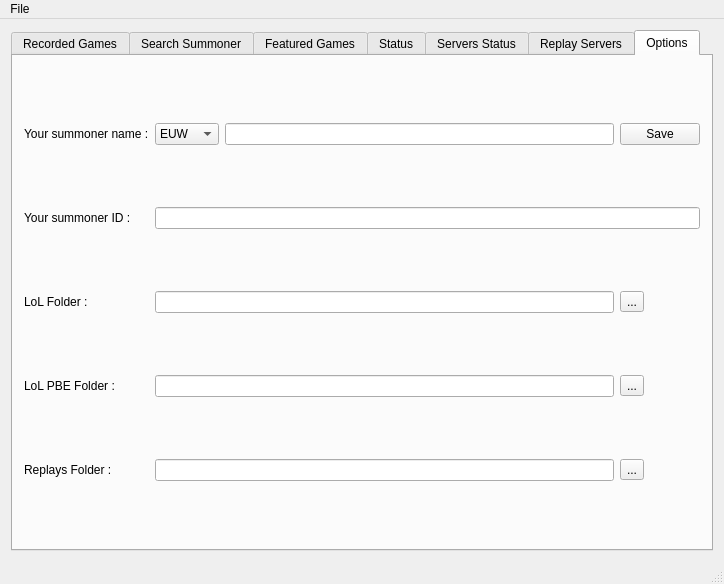
Aztorius/legendsreplay, file src/mainwindow.ui: the form before one commit.
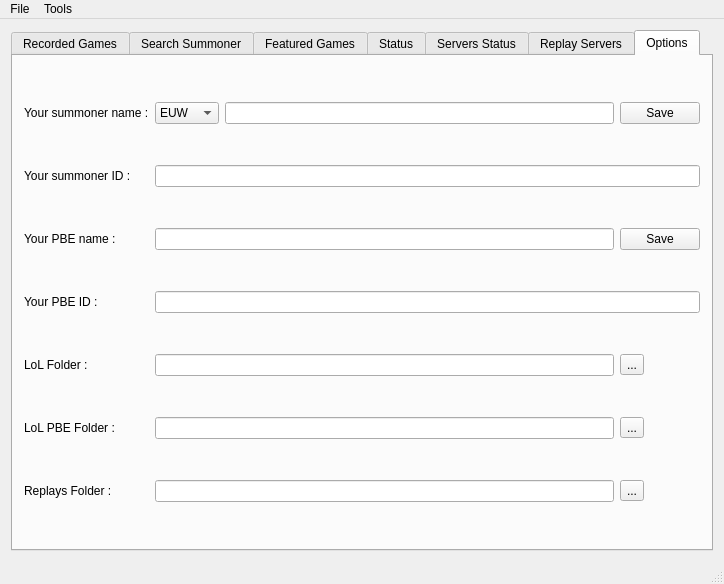
The form after the commit. The open tabs and pages were chosen to show the change. Icons and pictures are not drawn.

```diff
--- a/src/mainwindow.ui
+++ b/src/mainwindow.ui
@@ -909,29 +909,35 @@
           </property>
          </widget>
         </item>
-        <item row="5" column="3">
+        <item row="7" column="3">
          <widget class="QToolButton" name="toolButton_2">
+          <property name="sizePolicy">
+           <sizepolicy hsizetype="Fixed" vsizetype="Fixed">
+            <horstretch>0</horstretch>
+            <verstretch>0</verstretch>
+           </sizepolicy>
+          </property>
           <property name="text">
            <string>...</string>
           </property>
          </widget>
         </item>
-        <item row="5" column="0">
+        <item row="7" column="0">
          <widget class="QLabel" name="label_2">
           <property name="text">
            <string>Replays Folder :</string>
           </property>
          </widget>
         </item>
-        <item row="2" column="0">
+        <item row="4" column="0">
          <widget class="QLabel" name="label">
           <property name="text">
            <string>LoL Folder :</string>
           </property>
          </widget>
         </item>
-        <item row="2" column="1" colspan="2">
-         <widget class="QLineEdit" name="lineEdit_4">
+        <item row="4" column="1" colspan="2">
+         <widget class="QLineEdit" name="lineEdit_lolfolder">
           <property name="text">
            <string/>
           </property>
@@ -940,14 +946,20 @@
           </property>
          </widget>
         </item>
-        <item row="2" column="3">
+        <item row="4" column="3">
          <widget class="QToolButton" name="toolButton">
+          <property name="sizePolicy">
+           <sizepolicy hsizetype="Fixed" vsizetype="Fixed">
+            <horstretch>0</horstretch>
+            <verstretch>0</verstretch>
+           </sizepolicy>
+          </property>
           <property name="text">
            <string>...</string>
           </property>
          </widget>
         </item>
-        <item row="5" column="1" colspan="2">
+        <item row="7" column="1" colspan="2">
          <widget class="QLineEdit" name="lineEdit_replaysFolder">
           <property name="readOnly">
            <bool>true</bool>
@@ -1018,27 +1030,64 @@
           </item>
          </widget>
         </item>
-        <item row="3" column="1" colspan="2">
+        <item row="5" column="1" colspan="2">
          <widget class="QLineEdit" name="lineEdit_pbefolder">
           <property name="readOnly">
            <bool>true</bool>
           </property>
          </widget>
         </item>
-        <item row="3" column="0">
+        <item row="5" column="0">
          <widget class="QLabel" name="label_3">
           <property name="text">
            <string>LoL PBE Folder :</string>
           </property>
          </widget>
         </item>
-        <item row="3" column="3">
+        <item row="5" column="3">
          <widget class="QToolButton" name="toolButton_pbefolder">
+          <property name="sizePolicy">
+           <sizepolicy hsizetype="Fixed" vsizetype="Fixed">
+            <horstretch>0</horstretch>
+            <verstretch>0</verstretch>
+           </sizepolicy>
+          </property>
           <property name="text">
            <string>...</string>
           </property>
          </widget>
         </item>
+        <item row="2" column="0">
+         <widget class="QLabel" name="label_5">
+          <property name="text">
+           <string>Your PBE name :</string>
+          </property>
+         </widget>
+        </item>
+        <item row="2" column="1" colspan="2">
+         <widget class="QLineEdit" name="lineEdit_pbename"/>
+        </item>
+        <item row="3" column="0">
+         <widget class="QLabel" name="label_6">
+          <property name="text">
+           <string>Your PBE ID :</string>
+          </property>
+         </widget>
+        </item>
+        <item row="3" column="1" colspan="3">
+         <widget class="QLineEdit" name="lineEdit_pbeid">
+          <property name="readOnly">
+           <bool>true</bool>
+          </property>
+         </widget>
+        </item>
+        <item row="2" column="3">
+         <widget class="QPushButton" name="pushButton_pbesave">
+          <property name="text">
+           <string>Save</string>
+          </property>
+         </widget>
+        </item>
        </layout>
       </widget>
      </widget>
@@ -1059,8 +1108,17 @@
      <string>File</string>
     </property>
     <addaction name="actionOpen"/>
+    <addaction name="separator"/>
+    <addaction name="actionExit"/>
+   </widget>
+   <widget class="QMenu" name="menuTools">
+    <property name="title">
+     <string>Tools</string>
+    </property>
+    <addaction name="actionAdvanced_Recorder"/>
    </widget>
    <addaction name="menuFiles"/>
+   <addaction name="menuTools"/>
   </widget>
   <widget class="QStatusBar" name="statusBar"/>
   <action name="actionOpen">
```
Left out of the diff: 23 changed lines with no effect on the pictures.
